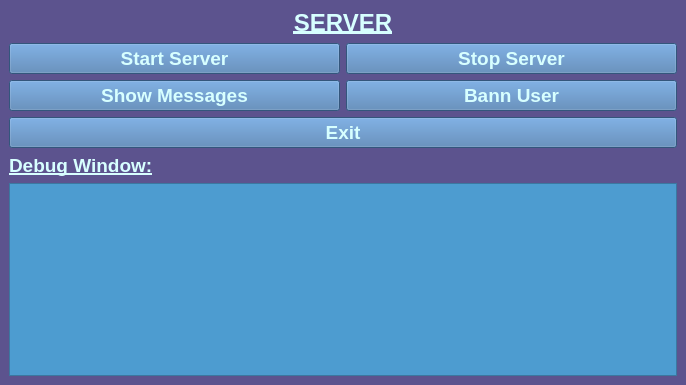
First picture: the form in Server/mainwindow.ui, repository GrimFoxRF/Qt_Chat, before the edit.
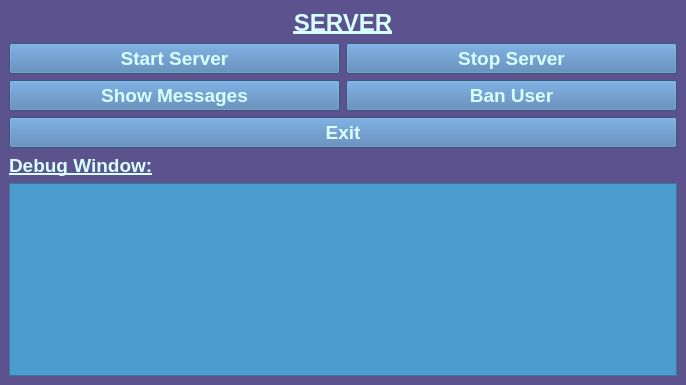
Second picture: the form after the edit.

Diff of the .ui file:
```diff
--- a/Server/mainwindow.ui
+++ b/Server/mainwindow.ui
@@ -75,7 +75,7 @@
 background-color: rgb(72,120,174);</string>
             </property>
             <property name="text">
-             <string>Bann User</string>
+             <string>Ban User</string>
             </property>
            </widget>
           </item>
```
